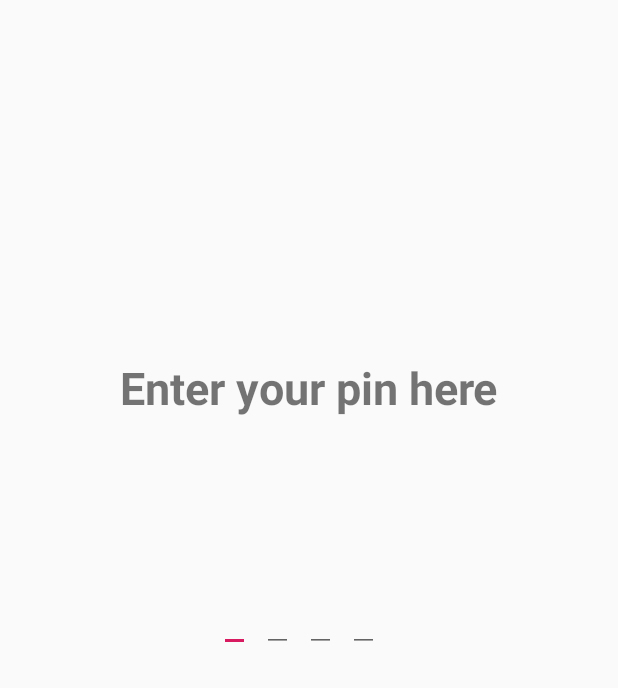
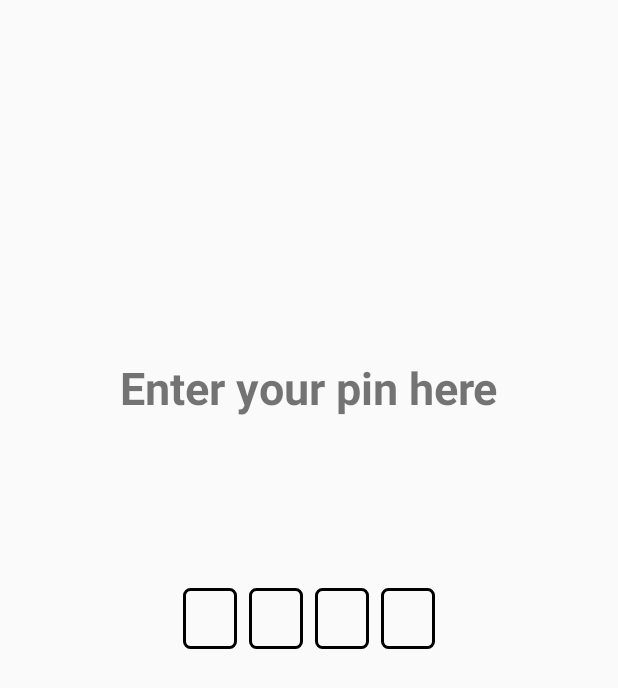
Before and after one commit to Akitektuo/BusCard, an Android app: the screen it shows after launch (PinActivity), on a phone screen of 412 x 824 dp. Shown: the top 688 px of the screen. Run offline under Robolectric (Android 15) with nearby library versions, the phone set to English and light mode, and no system bars.

Commit message:
polish pin

```diff
--- a/app/src/main/java/com/akitektuo/buscard/PinActivity.java
+++ b/app/src/main/java/com/akitektuo/buscard/PinActivity.java
@@ -87,6 +87,7 @@ public class PinActivity extends AppCompatActivity {
                     if(digit1 == 0 && digit2 == 0 && digit3 == 0 && digit4 == 0){
                         Intent intent = new Intent(mContext, MainActivity.class);
                         startActivity(intent);
+                        finish();
                     }
                     else{
                         Toast.makeText(mContext, "ID is not correct, try again", Toast.LENGTH_SHORT).show();
--- /dev/null
+++ b/app/src/main/res/drawable/button_border.xml
@@ -0,0 +1,10 @@
+<?xml version="1.0" encoding="utf-8"?>
+<shape xmlns:android="http://schemas.android.com/apk/res/android">
+    <corners
+        android:radius="4dp"/>
+    <solid
+        android:color="#00FFFFFF"/>
+    <stroke
+        android:width="2dp"
+        android:color="#000"/>
+</shape>
--- a/app/src/main/res/layout/activity_pin.xml
+++ b/app/src/main/res/layout/activity_pin.xml
@@ -25,47 +25,65 @@
 
     <EditText
         android:id="@+id/Digit1"
-        android:layout_width="wrap_content"
+        android:layout_width="36dp"
         android:layout_height="wrap_content"
         android:layout_marginTop="8dp"
-        android:layout_marginEnd="8dp"
         android:layout_marginBottom="8dp"
+        android:background="@drawable/button_border"
+        android:gravity="center"
         android:inputType="numberPassword"
+        android:padding="8dp"
         app:layout_constraintBottom_toBottomOf="parent"
-        app:layout_constraintEnd_toEndOf="parent"
-        app:layout_constraintHorizontal_bias="0.38"
+        app:layout_constraintEnd_toStartOf="@+id/Digit2"
+        app:layout_constraintHorizontal_bias="0.5"
+        app:layout_constraintHorizontal_chainStyle="packed"
         app:layout_constraintStart_toStartOf="parent"
         app:layout_constraintTop_toTopOf="parent" />
 
     <EditText
         android:id="@+id/Digit2"
-        android:layout_width="wrap_content"
+        android:layout_width="36dp"
         android:layout_height="wrap_content"
         android:layout_marginStart="8dp"
         android:layout_marginTop="8dp"
         android:layout_marginBottom="8dp"
+        android:background="@drawable/button_border"
+        android:gravity="center"
         android:inputType="numberPassword"
+        android:padding="8dp"
         app:layout_constraintBottom_toBottomOf="parent"
+        app:layout_constraintEnd_toStartOf="@+id/Digit3"
+        app:layout_constraintHorizontal_bias="0.5"
         app:layout_constraintStart_toEndOf="@+id/Digit1"
         app:layout_constraintTop_toTopOf="parent" />
 
     <EditText
         android:id="@+id/Digit3"
-        android:layout_width="wrap_content"
+        android:layout_width="36dp"
         android:layout_height="wrap_content"
         android:layout_marginStart="8dp"
+        android:background="@drawable/button_border"
+        android:gravity="center"
         android:inputType="numberPassword"
+        android:padding="8dp"
         app:layout_constraintBottom_toBottomOf="@+id/Digit2"
+        app:layout_constraintEnd_toStartOf="@+id/Digit4"
+        app:layout_constraintHorizontal_bias="0.5"
         app:layout_constraintStart_toEndOf="@+id/Digit2"
         app:layout_constraintTop_toTopOf="@+id/Digit2" />
 
     <EditText
         android:id="@+id/Digit4"
-        android:layout_width="wrap_content"
+        android:layout_width="36dp"
         android:layout_height="wrap_content"
         android:layout_marginStart="8dp"
+        android:background="@drawable/button_border"
+        android:gravity="center"
         android:inputType="numberPassword"
+        android:padding="8dp"
         app:layout_constraintBottom_toBottomOf="@+id/Digit3"
+        app:layout_constraintEnd_toEndOf="parent"
+        app:layout_constraintHorizontal_bias="0.5"
         app:layout_constraintStart_toEndOf="@+id/Digit3"
         app:layout_constraintTop_toTopOf="@+id/Digit3" />
 </androidx.constraintlayout.widget.ConstraintLayout>
```
Also changed, not shown: app/src/main/res/layout/activity_main.xml (+10 -8 lines), app/src/main/res/drawable/card1.png (added).
